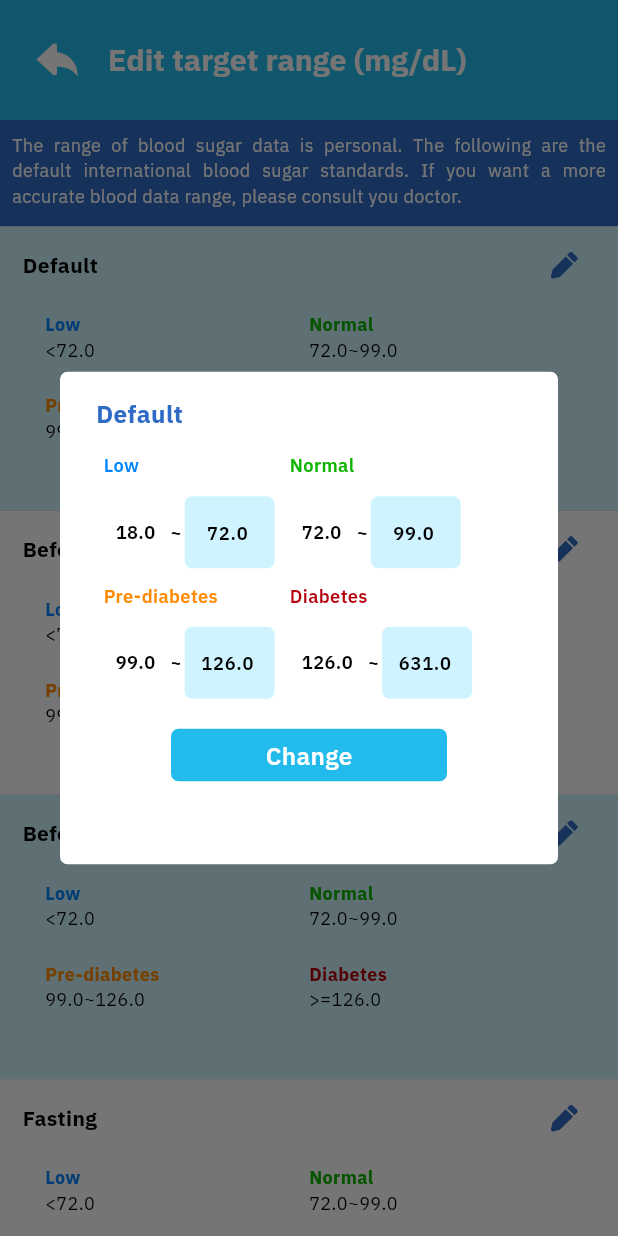
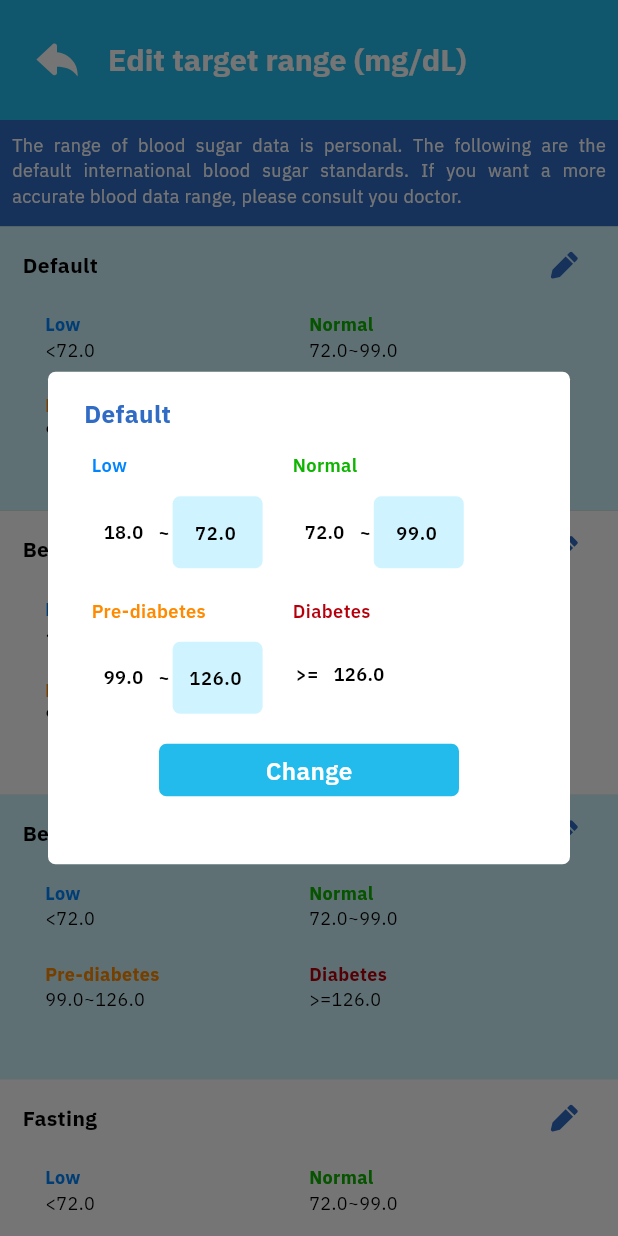
Before and after one commit to Intes-It-Mobile/blood-tracking-app, a Flutter app: the EditRangeScreens screen opened by its route, after a tap on an icon or button, on a phone screen of 412 x 824 dp. Run offline on Flutter 3.47's test engine with Material 2 defaults, Android fonts, the phone set to English and light mode, and no system bars; our stand-ins replace dropdown_button2, fl_chart, flutter_html, flutter_local_notifications, flutter_mobx, flutter_svg and 11 more; missing offline and left inert: android_alarm_manager_plus, excel, flutter_cupertino_datetime_picker, flutter_fgbg, flutter_share; accounts and stored records are empty; generated files the repository leaves out were written again.

Commit message:
Fix bug edit Range

```diff
--- a/lib/constants/assets.dart
+++ b/lib/constants/assets.dart
@@ -50,6 +50,7 @@ class Assets {
   static const String icSelect = "assets/icons/ic_select.svg";
 
   static const String iconSplash = "assets/icons/ic_splash_logo.svg";
+  static const String iconEditRangeScreen = "assets/icons/edit_range_icon.svg";
 
   Assets._();
 }
--- a/lib/controllers/stores/sugar_info_store.dart
+++ b/lib/controllers/stores/sugar_info_store.dart
@@ -347,7 +347,7 @@ abstract class _SugarInfoStoreBase with Store {
       for (var sugarAmount in condition.sugarAmount!) {
         if (sugarAmount.minValue != null && sugarAmount.maxValue != null) {
           if (value >= sugarAmount.minValue! &&
-              value <= sugarAmount.maxValue!) {
+              value < sugarAmount.maxValue!) {
             return sugarAmount.status ?? "Unknown";
           }
         }
--- a/lib/views/edit_range/edit_range_dialog.dart
+++ b/lib/views/edit_range/edit_range_dialog.dart
@@ -37,7 +37,9 @@ class _ChangeTargetDialogState extends State<ChangeTargetDialog> {
   Widget build(BuildContext context) {
     tempCondition = sugarInfoStore!.tempConditionDisplay;
 
-    return AlertDialog(
+    return Container(
+      child: AlertDialog(
+        insetPadding: EdgeInsets.symmetric(horizontal: 7),
         shape: const RoundedRectangleBorder(
             borderRadius: BorderRadius.all(Radius.circular(5.0))),
         backgroundColor: Colors.white,
@@ -60,6 +62,9 @@ class _ChangeTargetDialogState extends State<ChangeTargetDialog> {
                     height: 10,
                   ),
                   Wrap(
+                      runAlignment: WrapAlignment.spaceEvenly,
+                      spacing: 10,
+                      runSpacing: 10,
                       crossAxisAlignment: WrapCrossAlignment.start,
                       children: sugarInfoStore!.listRootConditions!.isNotEmpty
                           ? [
@@ -83,6 +88,7 @@ class _ChangeTargetDialogState extends State<ChangeTargetDialog> {
                                 maxValue: tempCondition[3].maxValue,
                                 status: tempCondition[3].status,
                                 minValue: tempCondition[2].maxValue,
+                                isLastItem: true,
                               ),
                             ]
                           : [Container()]),
@@ -121,6 +127,7 @@ class _ChangeTargetDialogState extends State<ChangeTargetDialog> {
             ),
           );
         }),
+      ),
     );
   }
 
--- a/lib/views/edit_range/edit_range_item.dart
+++ b/lib/views/edit_range/edit_range_item.dart
@@ -15,6 +15,7 @@ class EditRangeItem extends StatefulWidget {
   int? id;
   String? status;
   double? minValue, maxValue;
+  bool? isLastItem;
   Function(String value, int id)? onEdit;
   EditRangeItem(
       {super.key,
@@ -23,7 +24,8 @@ class EditRangeItem extends StatefulWidget {
       this.maxValue,
       this.minValue,
       this.status,
-      this.onEdit});
+      this.onEdit,
+      this.isLastItem});
 
   @override
   State<EditRangeItem> createState() => _EditRangeItemState();
@@ -37,7 +39,7 @@ class _EditRangeItemState extends State<EditRangeItem> {
   bool? can = false;
   @override
   void initState() {
-    maxValueController.text = "${widget.maxValue}";
+    maxValueController.text = cutString(widget.maxValue!);
     super.initState();
   }
 
@@ -47,6 +49,17 @@ class _EditRangeItemState extends State<EditRangeItem> {
     editRangeStore = EditRangeStore();
     tempConditionDisplay = sugarInfoStore!.tempConditionDisplay;
     super.didChangeDependencies();
+  }
+
+  String cutString(double number) {
+    if (number.toString().length > 6) {
+      String numberString = number.toString();
+      String before = numberString.split('.').first;
+      String after = numberString.split('.').last.substring(0, 3);
+      return "${before}.${after}";
+    } else {
+      return "${number.toString()}";
+    }
   }
 
   Color? SttTextColor(String? value) {
@@ -86,15 +99,17 @@ class _EditRangeItemState extends State<EditRangeItem> {
             SizedBox(
               height: 12,
             ),
-            Row(
+            widget.isLastItem != true
+                ? Row(
                     mainAxisSize: MainAxisSize.min,
                     children: [
                       Container(
-                  padding: EdgeInsets.symmetric(horizontal: 8, vertical: 3),
+                        padding:
+                            EdgeInsets.symmetric(horizontal: 8, vertical: 3),
                         decoration: BoxDecoration(
                             color: Colors.white,
                             borderRadius: BorderRadius.all(Radius.circular(5))),
-                  child: Text("${widget.minValue}",
+                        child: Text("${cutString(widget.minValue!)}",
                             style: AppTheme.appBodyTextStyle
                                 .copyWith(color: Colors.black)),
                       ),
@@ -111,7 +126,8 @@ class _EditRangeItemState extends State<EditRangeItem> {
                           // padding: EdgeInsets.symmetric(horizontal: 8, vertical: 3),
                           decoration: BoxDecoration(
                               color: AppColors.AppColor3,
-                        borderRadius: BorderRadius.all(Radius.circular(5))),
+                              borderRadius:
+                                  BorderRadius.all(Radius.circular(5))),
                           child: Container(
                             // color: Colors.amber,
                             child: Align(
@@ -121,20 +137,28 @@ class _EditRangeItemState extends State<EditRangeItem> {
                                 // cursorHeight: 10,
                                 keyboardType: TextInputType.number,
                                 inputFormatters: [
-                            LengthLimitingTextInputFormatter(5),
-                            // Allow Decimal Number With Precision of 2 Only
+                                  CustomInputFormatter(),
                                   FilteringTextInputFormatter.allow(
                                       RegExp(r'^\d{0,3}\.?\d{0,2}')),
                                 ],
+                                // inputFormatters: [
+                                //   LengthLimitingTextInputFormatter(5),
+                                //   // Allow Decimal Number With Precision of 2 Only
+                                // FilteringTextInputFormatter.allow(
+                                //     RegExp(r'^\d{0,3}\.?\d{0,2}')),
+                                // ],
                                 controller: maxValueController,
                                 textAlign: TextAlign.center,
+                                onChanged: (value) {
+                                  setMaxValue(maxValueController.text);
+                                },
                                 onSubmitted: (value) {
                                   setMaxValue(maxValueController.text);
                                 },
                                 decoration: InputDecoration(
-                              contentPadding: EdgeInsets.symmetric(vertical: 1),
+                                    contentPadding:
+                                        EdgeInsets.symmetric(vertical: 1),
                                     border: InputBorder.none,
-                              hintText: "${widget.maxValue}",
                                     hintStyle: AppTheme.appBodyTextStyle
                                         .copyWith(color: Colors.black)),
                                 style: AppTheme.appBodyTextStyle
@@ -144,7 +168,58 @@ class _EditRangeItemState extends State<EditRangeItem> {
                           )),
                     ],
                   )
+                : Container(
+                    padding: EdgeInsets.symmetric(vertical: 10),
+                    child: Row(
+                      mainAxisSize: MainAxisSize.min,
+                      children: [
+                        Container(
+                          margin: EdgeInsets.symmetric(horizontal: 2),
+                          child: Text(">=",
+                              style: AppTheme.appBodyTextStyle
+                                  .copyWith(color: Colors.black)),
+                        ),
+                        Container(
+                          padding:
+                              EdgeInsets.symmetric(horizontal: 8, vertical: 3),
+                          decoration: BoxDecoration(
+                              color: Colors.white,
+                              borderRadius:
+                                  BorderRadius.all(Radius.circular(5))),
+                          child: Text("${cutString(widget.minValue!)}",
+                              style: AppTheme.appBodyTextStyle
+                                  .copyWith(color: Colors.black)),
+                        ),
+                      ],
+                    ),
+                  ),
           ]),
     );
   }
 }
+
+class CustomInputFormatter extends TextInputFormatter {
+  @override
+  TextEditingValue formatEditUpdate(
+      TextEditingValue oldValue, TextEditingValue newValue) {
+    final text = newValue.text;
+
+    if (text.contains('.')) {
+      // Nếu có dấu "." trong chuỗi, giới hạn tối đa 5 ký tự
+      if (text.length <= 5) {
+        return newValue;
+      } else {
+        // Nếu nhập quá 5 ký tự, không cho phép cập nhật giá trị
+        return oldValue;
+      }
+    } else {
+      // Nếu không có dấu ".", giới hạn tối đa 4 ký tự
+      if (text.length <= 4) {
+        return newValue;
+      } else {
+        // Nếu nhập quá 4 ký tự, không cho phép cập nhật giá trị
+        return oldValue;
+      }
+    }
+  }
+}
--- a/lib/views/setting/setting_screen.dart
+++ b/lib/views/setting/setting_screen.dart
@@ -74,7 +74,7 @@ class _SettingScreenState extends State<SettingScreen> {
                 decoration: const BoxDecoration(
                     color: AppColors.mainBgColor,
                     borderRadius: BorderRadius.all(Radius.circular(5))),
-                child: SvgPicture.asset(Assets.iconInfoBook),
+                child: SvgPicture.asset(Assets.iconEditRangeScreen),
               ),
             ),
             InkWell(
```
Also changed, not shown: assets/icons/edit_range_icon.svg (added). Lines whose indentation alone changed are shown as unchanged.
